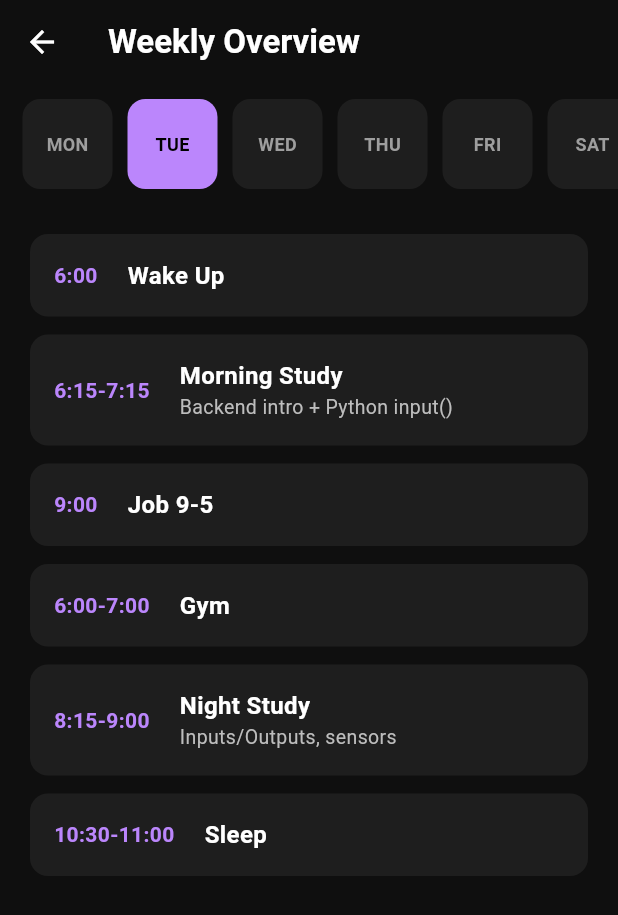
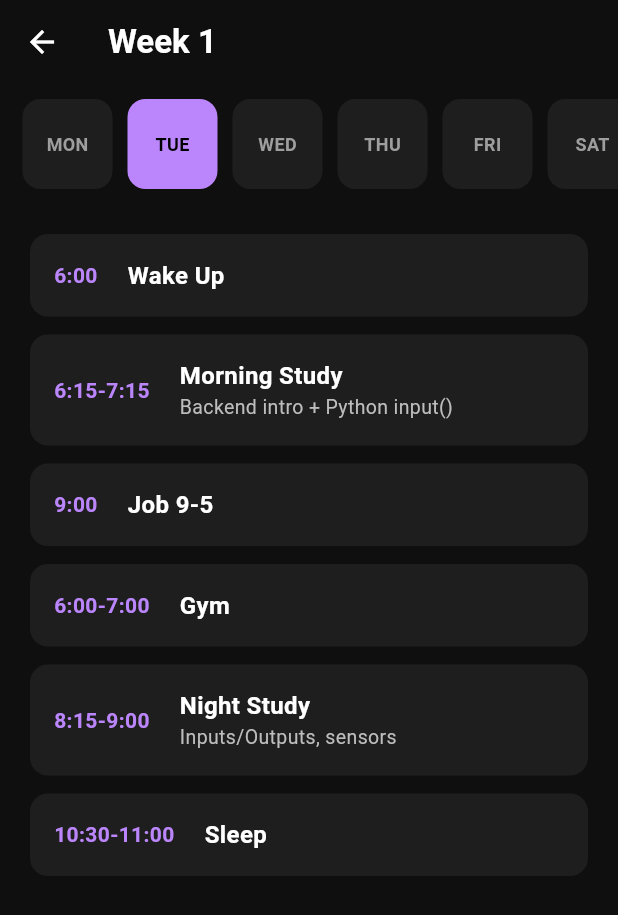
Before and after one commit to maheshkee/daily_tracker, a Flutter app: the WeekScreen screen opened directly, after a tap on "TUE", on a phone screen of 412 x 824 dp. Shown: the top 915 px of the screen. Run offline on Flutter 3.47's test engine with Material 3 defaults, Android fonts, the light colour scheme and no system bars; our stand-ins replace shared_preferences; accounts and stored records are empty.

Commit message:
feat: migrate planner to dynamic json data engine

```diff
--- a/lib/data/schedule_data.dart
+++ /dev/null
@@ -1,81 +0,0 @@
-import '../models/schedule_model.dart';
-
-final List<DaySchedule> weeklySchedule = [
-  DaySchedule(
-    day: 'Monday',
-    tasks: [
-      ScheduleTask(label: 'Wake Up', time: '6:00 AM', points: 1),
-      ScheduleTask(label: 'Morning Study', time: '6:15-7:15', task: 'Math(fractions/decimals)+Python basics', points: 2),
-      ScheduleTask(label: 'Job 9-5', time: '9:00 AM - 5:00 PM', points: 0),
-      ScheduleTask(label: 'Gym', time: '6:00-7:00 PM', points: 2),
-      ScheduleTask(label: 'Night Study', time: '8:15-9:00', task: 'Microcontroller basics', points: 2),
-      ScheduleTask(label: 'Sleep', time: '10:30-11:00 PM', points: 1),
-    ],
-  ),
-  DaySchedule(
-    day: 'Tuesday',
-    tasks: [
-      ScheduleTask(label: 'Wake Up', time: '6:00 AM', points: 1),
-      ScheduleTask(label: 'Morning Study', time: '6:15-7:15', task: 'Backend intro + Python input()', points: 2),
-      ScheduleTask(label: 'Job 9-5', time: '9:00 AM - 5:00 PM', points: 0),
-      ScheduleTask(label: 'Gym', time: '6:00-7:00 PM', points: 2),
-      ScheduleTask(label: 'Night Study', time: '8:15-9:00', task: 'Inputs/Outputs, sensors', points: 2),
-      ScheduleTask(label: 'Sleep', time: '10:30-11:00 PM', points: 1),
-    ],
-  ),
-  DaySchedule(
-    day: 'Wednesday',
-    tasks: [
-      ScheduleTask(label: 'Wake Up', time: '6:00 AM', points: 1),
-      ScheduleTask(label: 'Morning Study', time: '6:15-7:15', task: 'Math(percentages)+if/else', points: 2),
-      ScheduleTask(label: 'Job 9-5', time: '9:00 AM - 5:00 PM', points: 0),
-      ScheduleTask(label: 'Gym', time: '6:00-7:00 PM', points: 2),
-      ScheduleTask(label: 'Night Study', time: '8:15-9:00', task: 'Digital vs Analog', points: 2),
-      ScheduleTask(label: 'Sleep', time: '10:30-11:00 PM', points: 1),
-    ],
-  ),
-  DaySchedule(
-    day: 'Thursday',
-    tasks: [
-      ScheduleTask(label: 'Wake Up', time: '6:00 AM', points: 1),
-      ScheduleTask(label: 'Morning Study', time: '6:15-7:15', task: 'HTTP basics + operators', points: 2),
-      ScheduleTask(label: 'Job 9-5', time: '9:00 AM - 5:00 PM', points: 0),
-      ScheduleTask(label: 'Gym', time: '6:00-7:00 PM', points: 2),
-      ScheduleTask(label: 'Night Study', time: '8:15-9:00', task: 'Sensor types', points: 2),
-      ScheduleTask(label: 'Sleep', time: '10:30-11:00 PM', points: 1),
-    ],
-  ),
-  DaySchedule(
-    day: 'Friday',
-    tasks: [
-      ScheduleTask(label: 'Wake Up', time: '6:00 AM', points: 1),
-      ScheduleTask(label: 'Morning Study', time: '6:15-7:15', task: 'Algebra + loops', points: 2),
-      ScheduleTask(label: 'Job 9-5', time: '9:00 AM - 5:00 PM', points: 0),
-      ScheduleTask(label: 'Gym', time: '6:00-7:00 PM', points: 2),
-      ScheduleTask(label: 'Night Study', time: '8:15-9:00', task: 'Arduino debugging', points: 2),
-      ScheduleTask(label: 'Sleep', time: '10:30-11:00 PM', points: 1),
-    ],
-  ),
-  DaySchedule(
-    day: 'Saturday',
-    tasks: [
-      ScheduleTask(label: 'Wake Up', time: '6:00 AM', points: 1),
-      ScheduleTask(label: 'Morning Study', time: '6:15-7:15', task: 'API/JSON + functions', points: 2),
-      ScheduleTask(label: 'Job 9-5', time: '9:00 AM - 5:00 PM', points: 0),
-      ScheduleTask(label: 'Gym', time: '6:00-7:00 PM', points: 2),
-      ScheduleTask(label: 'Night Study', time: '8:15-9:00', task: 'BLE basics', points: 2),
-      ScheduleTask(label: 'Sleep', time: '10:30-11:00 PM', points: 1),
-    ],
-  ),
-  DaySchedule(
-    day: 'Sunday',
-    tasks: [
-      ScheduleTask(label: 'Wake Up', time: '6:00 AM', points: 1),
-      ScheduleTask(label: 'Morning Study', time: '6:15-7:15', task: 'Review + mini project', points: 2),
-      ScheduleTask(label: 'Job 9-5', time: '9:00 AM - 5:00 PM', points: 0),
-      ScheduleTask(label: 'Gym', time: '6:00-7:00 PM', points: 2),
-      ScheduleTask(label: 'Night Study', time: '8:15-9:00', task: 'Reflect + Plan Week2', points: 2),
-      ScheduleTask(label: 'Sleep', time: '10:30-11:00 PM', points: 1),
-    ],
-  ),
-];
--- a/lib/models/schedule_model.dart
+++ b/lib/models/schedule_model.dart
@@ -1,11 +1,11 @@
-class ScheduleTask {
+class TaskBlock {
   final String label;
   final String time;
   final String? task;
   final int points;
-  final bool isCompleted;
+  bool isCompleted;
 
-  ScheduleTask({
+  TaskBlock({
     required this.label,
     required this.time,
     this.task,
@@ -13,8 +13,28 @@ class ScheduleTask {
     this.isCompleted = false,
   });
 
-  ScheduleTask copyWith({bool? isCompleted}) {
-    return ScheduleTask(
+  factory TaskBlock.fromJson(Map<String, dynamic> json) {
+    return TaskBlock(
+      label: json['label'],
+      time: json['time'],
+      task: json['task'],
+      points: json['points'],
+      isCompleted: json['isCompleted'] ?? false,
+    );
+  }
+
+  Map<String, dynamic> toJson() {
+    return {
+      'label': label,
+      'time': time,
+      'task': task,
+      'points': points,
+      'isCompleted': isCompleted,
+    };
+  }
+
+  TaskBlock copyWith({bool? isCompleted}) {
+    return TaskBlock(
       label: label,
       time: time,
       task: task,
@@ -24,15 +44,53 @@ class ScheduleTask {
   }
 }
 
-class DaySchedule {
+class DayPlan {
   final String day;
-  final List<ScheduleTask> tasks;
+  final List<TaskBlock> tasks;
 
-  DaySchedule({
+  DayPlan({
     required this.day,
     required this.tasks,
   });
 
+  factory DayPlan.fromJson(Map<String, dynamic> json) {
+    return DayPlan(
+      day: json['day'],
+      tasks: (json['tasks'] as List).map((t) => TaskBlock.fromJson(t)).toList(),
+    );
+  }
+
+  Map<String, dynamic> toJson() {
+    return {
+      'day': day,
+      'tasks': tasks.map((t) => t.toJson()).toList(),
+    };
+  }
+
   int get totalPoints => tasks.where((t) => t.isCompleted).fold(0, (sum, t) => sum + t.points);
   int get maxPoints => tasks.fold(0, (sum, t) => sum + t.points);
 }
+
+class WeekPlan {
+  final String weekIdentifier;
+  final List<DayPlan> days;
+
+  WeekPlan({
+    required this.weekIdentifier,
+    required this.days,
+  });
+
+  factory WeekPlan.fromJson(Map<String, dynamic> json) {
+    return WeekPlan(
+      weekIdentifier: json['weekIdentifier'] ?? 'Week 1',
+      days: (json['days'] as List).map((d) => DayPlan.fromJson(d)).toList(),
+    );
+  }
+
+  Map<String, dynamic> toJson() {
+    return {
+      'weekIdentifier': weekIdentifier,
+      'days': days.map((d) => d.toJson()).toList(),
+    };
+  }
+}
--- a/lib/screens/week_screen.dart
+++ b/lib/screens/week_screen.dart
@@ -1,6 +1,6 @@
 import 'package:flutter/material.dart';
 import '../models/schedule_model.dart';
-import '../data/schedule_data.dart';
+import '../services/plan_service.dart';
 
 class WeekScreen extends StatefulWidget {
   const WeekScreen({super.key});
@@ -10,22 +10,49 @@ class WeekScreen extends StatefulWidget {
 }
 
 class _WeekScreenState extends State<WeekScreen> {
+  final PlanService _planService = PlanService();
+  WeekPlan? _weekPlan;
   int _selectedDayIndex = 0;
+  bool _isLoading = true;
+
+  @override
+  void initState() {
+    super.initState();
+    _loadData();
+  }
+
+  Future<void> _loadData() async {
+    final plan = await _planService.loadPlan();
+    if (mounted) {
+      setState(() {
+        _weekPlan = plan;
+        _isLoading = false;
+      });
+    }
+  }
 
   @override
   Widget build(BuildContext context) {
+    if (_isLoading) {
+      return const Scaffold(
+        backgroundColor: Color(0xFF0F0F0F),
+        body: Center(child: CircularProgressIndicator(color: Color(0xFFBB86FC))),
+      );
+    }
+
     return Scaffold(
       backgroundColor: const Color(0xFF0F0F0F),
       appBar: AppBar(
         backgroundColor: Colors.transparent,
         elevation: 0,
-        title: const Text('Weekly Overview', style: TextStyle(fontWeight: FontWeight.bold)),
+        title: Text(_weekPlan?.weekIdentifier ?? 'Weekly Overview',
+          style: const TextStyle(fontWeight: FontWeight.bold)),
       ),
       body: Column(
         children: [
           _buildDaySelector(),
           Expanded(
-            child: _buildDaySchedule(weeklySchedule[_selectedDayIndex]),
+            child: _buildDaySchedule(_weekPlan!.days[_selectedDayIndex]),
           ),
         ],
       ),
@@ -38,7 +65,7 @@ class _WeekScreenState extends State<WeekScreen> {
       padding: const EdgeInsets.symmetric(vertical: 10),
       child: ListView.builder(
         scrollDirection: Axis.horizontal,
-        itemCount: weeklySchedule.length,
+        itemCount: _weekPlan!.days.length,
         padding: const EdgeInsets.symmetric(horizontal: 10),
         itemBuilder: (context, index) {
           bool isSelected = _selectedDayIndex == index;
@@ -55,7 +82,7 @@ class _WeekScreenState extends State<WeekScreen> {
                 mainAxisAlignment: MainAxisAlignment.center,
                 children: [
                   Text(
-                    weeklySchedule[index].day.substring(0, 3).toUpperCase(),
+                    _weekPlan!.days[index].day.substring(0, 3).toUpperCase(),
                     style: TextStyle(
                       color: isSelected ? Colors.black : Colors.grey,
                       fontWeight: FontWeight.bold,
@@ -71,7 +98,7 @@ class _WeekScreenState extends State<WeekScreen> {
     );
   }
 
-  Widget _buildDaySchedule(DaySchedule schedule) {
+  Widget _buildDaySchedule(DayPlan schedule) {
     return ListView.builder(
       padding: const EdgeInsets.all(20),
       itemCount: schedule.tasks.length,
--- /dev/null
+++ b/lib/services/plan_service.dart
@@ -0,0 +1,31 @@
+import 'dart:convert';
+import 'package:flutter/services.dart';
+import 'package:shared_preferences/shared_preferences.dart';
+import '../models/schedule_model.dart';
+
+class PlanService {
+  static const String _planKey = 'user_week_plan';
+
+  Future<WeekPlan> loadPlan() async {
+    final prefs = await SharedPreferences.getInstance();
+    final savedPlan = prefs.getString(_planKey);
+
+    if (savedPlan != null) {
+      try {
+        return WeekPlan.fromJson(jsonDecode(savedPlan));
+      } catch (e) {
+        print('Error parsing saved plan: $e');
+      }
+    }
+
+    // Fallback to default asset
+    final String response = await rootBundle.loadString('assets/default_plan.json');
+    final data = await jsonDecode(response);
+    return WeekPlan.fromJson(data);
+  }
+
+  Future<void> savePlan(WeekPlan plan) async {
+    final prefs = await SharedPreferences.getInstance();
+    await prefs.setString(_planKey, jsonEncode(plan.toJson()));
+  }
+}
--- a/pubspec.yaml
+++ b/pubspec.yaml
@@ -60,9 +60,8 @@ flutter:
   uses-material-design: true
 
   # To add assets to your application, add an assets section, like this:
-  # assets:
-  #   - images/a_dot_burr.jpeg
-  #   - images/a_dot_ham.jpeg
+  assets:
+    - assets/
 
   # An image asset can refer to one or more resolution-specific "variants", see
   # https://flutter.dev/to/resolution-aware-images
```
Also changed, not shown: assets/default_plan.json (added, +82 -0 lines), lib/screens/home_screen.dart (+38 -18 lines), 1 other file.
